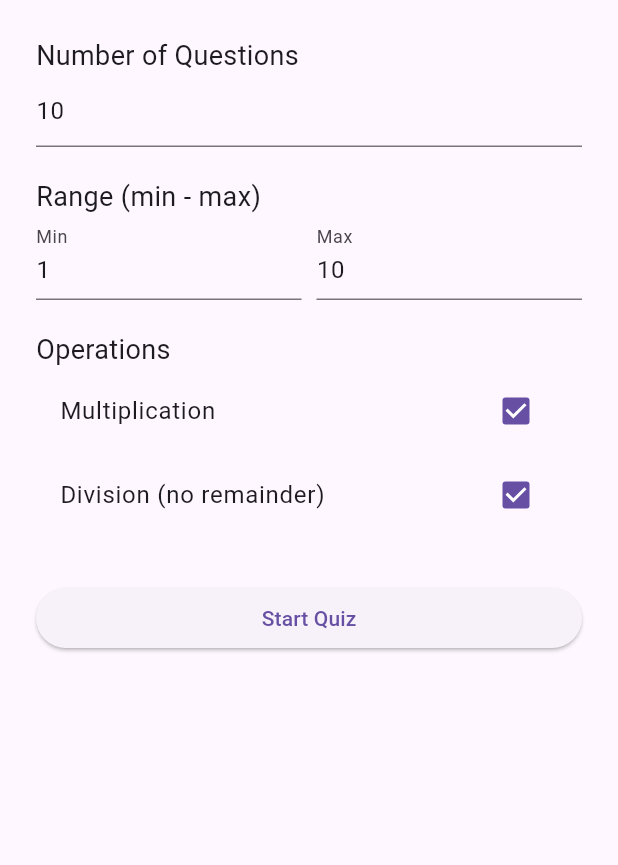
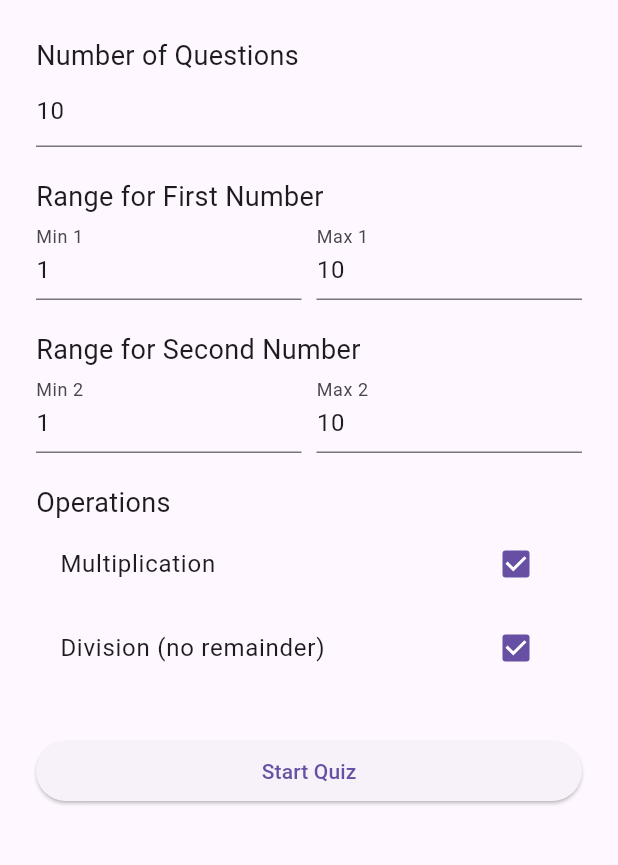
Before and after one commit to jkozdon/math_flutter_app, a Flutter app: the screen it shows after launch, on a phone screen of 412 x 824 dp, the part 84-949 px from its top. Run offline on Flutter 3.47's test engine with Material 3 defaults, Android fonts, the phone set to English and light mode, and no system bars.

Commit message:
workingish version
Signed-off-by: Jeremy E Kozdon <jeremy@kozdon.net>

```diff
--- a/lib/main.dart
+++ b/lib/main.dart
@@ -23,26 +23,27 @@ class HomePage extends StatefulWidget {
 
 class _HomePageState extends State<HomePage> {
   final _formKey = GlobalKey<FormState>();
-  final TextEditingController numQuestionsController = TextEditingController(text: '10');
-  final TextEditingController minController = TextEditingController(text: '1');
-  final TextEditingController maxController = TextEditingController(text: '10');
+  final numQuestionsController = TextEditingController(text: '10');
+
+  final min1Controller = TextEditingController(text: '1');
+  final max1Controller = TextEditingController(text: '10');
+  final min2Controller = TextEditingController(text: '1');
+  final max2Controller = TextEditingController(text: '10');
 
   bool includeMultiplication = true;
   bool includeDivision = true;
 
   void startQuiz() {
     if (_formKey.currentState!.validate()) {
-      int numQuestions = int.parse(numQuestionsController.text);
-      int min = int.parse(minController.text);
-      int max = int.parse(maxController.text);
-
       Navigator.push(
         context,
         MaterialPageRoute(
           builder: (_) => QuizPage(
-            totalQuestions: numQuestions,
-            min: min,
-            max: max,
+            totalQuestions: int.parse(numQuestionsController.text),
+            min1: int.parse(min1Controller.text),
+            max1: int.parse(max1Controller.text),
+            min2: int.parse(min2Controller.text),
+            max2: int.parse(max2Controller.text),
             useMultiplication: includeMultiplication,
             useDivision: includeDivision,
           ),
@@ -71,14 +72,14 @@ class _HomePageState extends State<HomePage> {
                         : null,
               ),
               SizedBox(height: 20),
-              Text("Range (min - max)", style: TextStyle(fontSize: 18)),
+              Text("Range for First Number", style: TextStyle(fontSize: 18)),
               Row(
                 children: [
                   Expanded(
                     child: TextFormField(
-                      controller: minController,
+                      controller: min1Controller,
                       keyboardType: TextInputType.number,
-                      decoration: InputDecoration(labelText: 'Min'),
+                      decoration: InputDecoration(labelText: 'Min 1'),
                       validator: (val) => val == null || int.tryParse(val) == null
                           ? "Enter min"
                           : null,
@@ -87,9 +88,36 @@ class _HomePageState extends State<HomePage> {
                   SizedBox(width: 10),
                   Expanded(
                     child: TextFormField(
-                      controller: maxController,
+                      controller: max1Controller,
                       keyboardType: TextInputType.number,
-                      decoration: InputDecoration(labelText: 'Max'),
+                      decoration: InputDecoration(labelText: 'Max 1'),
+                      validator: (val) => val == null || int.tryParse(val) == null
+                          ? "Enter max"
+                          : null,
+                    ),
+                  ),
+                ],
+              ),
+              SizedBox(height: 20),
+              Text("Range for Second Number", style: TextStyle(fontSize: 18)),
+              Row(
+                children: [
+                  Expanded(
+                    child: TextFormField(
+                      controller: min2Controller,
+                      keyboardType: TextInputType.number,
+                      decoration: InputDecoration(labelText: 'Min 2'),
+                      validator: (val) => val == null || int.tryParse(val) == null
+                          ? "Enter min"
+                          : null,
+                    ),
+                  ),
+                  SizedBox(width: 10),
+                  Expanded(
+                    child: TextFormField(
+                      controller: max2Controller,
+                      keyboardType: TextInputType.number,
+                      decoration: InputDecoration(labelText: 'Max 2'),
                       validator: (val) => val == null || int.tryParse(val) == null
                           ? "Enter max"
                           : null,
@@ -124,15 +152,16 @@ class _HomePageState extends State<HomePage> {
 
 class QuizPage extends StatefulWidget {
   final int totalQuestions;
-  final int min;
-  final int max;
+  final int min1, max1, min2, max2;
   final bool useMultiplication;
   final bool useDivision;
 
   QuizPage({
     required this.totalQuestions,
-    required this.min,
-    required this.max,
+    required this.min1,
+    required this.max1,
+    required this.min2,
+    required this.max2,
     required this.useMultiplication,
     required this.useDivision,
   });
@@ -155,6 +184,8 @@ class _QuizPageState extends State<QuizPage> {
   int elapsedSeconds = 0;
 
   late List<String> allowedOperators;
+
+  final FocusNode _answerFocusNode = FocusNode();
 
   @override
   void initState() {
@@ -184,14 +215,26 @@ class _QuizPageState extends State<QuizPage> {
     final rand = Random();
     operator = allowedOperators[rand.nextInt(allowedOperators.length)];
 
+    int a, b;
+
+    a = rand.nextInt(widget.max1 - widget.min1 + 1) + widget.min1;
+    b = rand.nextInt(widget.max2 - widget.min2 + 1) + widget.min2;
+
+    // Randomize order
+    if (rand.nextBool()) {
+      num1 = a;
+      num2 = b;
+    } else {
+      num1 = b;
+      num2 = a;
+    }
+
     if (operator == '×') {
-      num1 = rand.nextInt(widget.max - widget.min + 1) + widget.min;
-      num2 = rand.nextInt(widget.max - widget.min + 1) + widget.min;
       answer = num1 * num2;
     } else {
-      num2 = rand.nextInt(widget.max - widget.min + 1) + widget.min;
-      answer = rand.nextInt(widget.max - widget.min + 1) + widget.min;
-      num1 = num2 * answer;
+      int result = num1 * num2;
+      answer = num1;
+      num1 = result;
     }
   }
 
@@ -214,7 +257,7 @@ class _QuizPageState extends State<QuizPage> {
   }
 
   void restartQuiz() {
-    Navigator.pop(context); // go back to settings
+    Navigator.pop(context); // Go back to settings screen
   }
 
   @override
```
